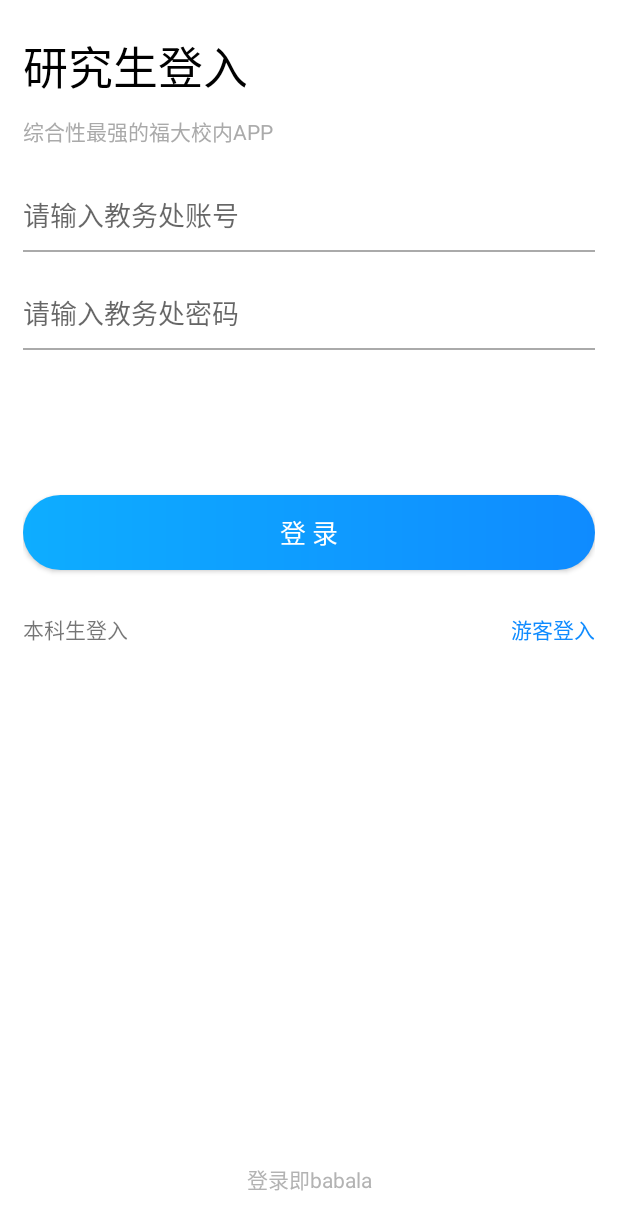
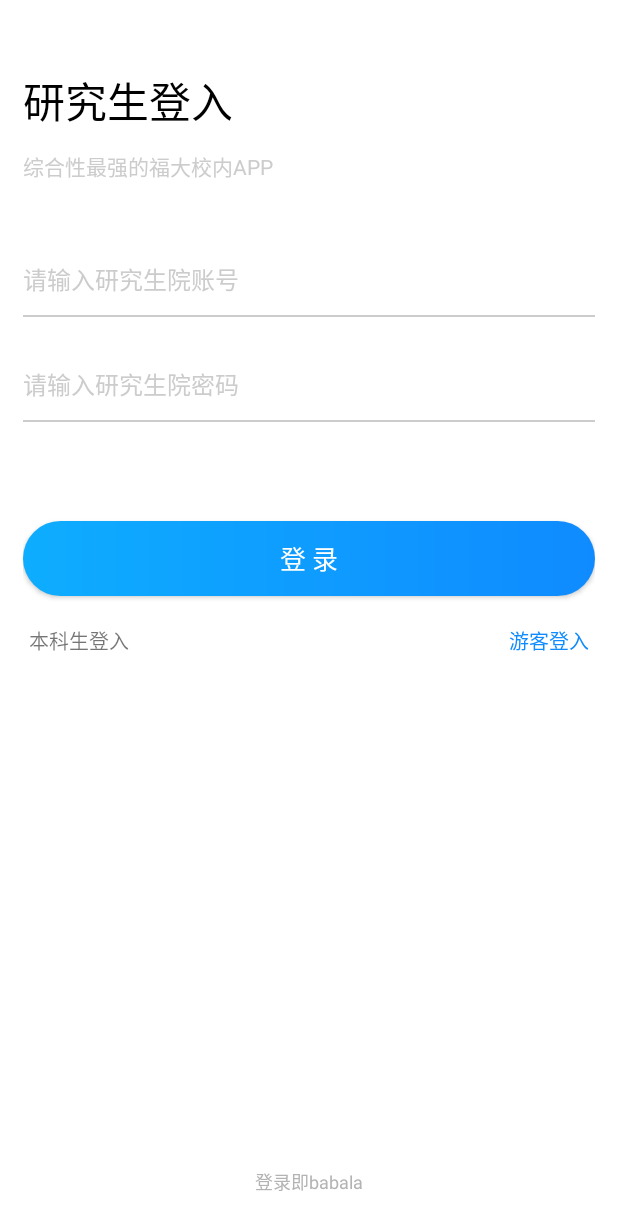
Before and after one commit to qiaozhiling/LastOrder, an Android app: the screen it shows after launch (LoginActivity), after a tap on "研究生登入", on a phone screen of 412 x 824 dp. Shown: the top 1230 px of the screen. Run offline under Robolectric (Android 15) with nearby library versions, the phone set to English and light mode, and no system bars.

Commit message:
优化登入界面显示

```diff
--- a/app/build.gradle
+++ b/app/build.gradle
@@ -71,5 +71,4 @@ dependencies {
     implementation 'com.github.bumptech.glide:glide:4.9.0'
     kapt 'com.github.bumptech.glide:compiler:4.9.0'
 
-
 }
--- a/app/src/main/java/com/qzl/lun6/ui/fragment/my/MyFragment.kt
+++ b/app/src/main/java/com/qzl/lun6/ui/fragment/my/MyFragment.kt
@@ -6,7 +6,6 @@ import android.view.LayoutInflater
 import android.view.View
 import android.view.ViewGroup
 import com.qzl.lun6.R
-
 
 class MyFragment : Fragment() {
 
--- a/app/src/main/java/com/qzl/lun6/ui/myviews/LoginEditGroup.kt
+++ b/app/src/main/java/com/qzl/lun6/ui/myviews/LoginEditGroup.kt
@@ -38,7 +38,7 @@ class LoginEditGroup(context: Context, attrs: AttributeSet?, defStyleAttr: Int)
         codeImageView = view.findViewById(R.id.iv_code_group)
     }
 
-    fun setCodImage(image: Bitmap) {
+    fun setCodeImage(image: Bitmap) {
         codeImageView.setImageBitmap(image)
     }
 
@@ -48,11 +48,15 @@ class LoginEditGroup(context: Context, attrs: AttributeSet?, defStyleAttr: Int)
 
         if (typeFlag) {
             type.text = "本科生登入"
+            user.hint="请输入教务处账号"
+            paswd.hint="请输入教务处密码"
             code.visibility = View.VISIBLE
             codeImageView.visibility = View.VISIBLE
 
         } else {
             type.text = "研究生登入"
+            user.hint="请输入研究生院账号"
+            paswd.hint="请输入研究生院密码"
             code.visibility = View.GONE
             codeImageView.visibility = View.GONE
 
--- a/app/src/main/res/drawable/edit_background.xml
+++ b/app/src/main/res/drawable/edit_background.xml
@@ -7,7 +7,7 @@
             <solid android:color="@color/white"/>
             <stroke
                 android:width="1dp"
-                android:color="#AAAAAA"/>
+                android:color="@color/hintGray"/>
         </shape>
     </item>
 </layer-list>
--- a/app/src/main/res/layout/activity_login.xml
+++ b/app/src/main/res/layout/activity_login.xml
@@ -10,7 +10,7 @@
     <com.qzl.lun6.ui.myviews.LoginEditGroup
         android:id="@+id/loginEditGroup"
         android:layout_width="match_parent"
-        android:layout_height= "wrap_content"
+        android:layout_height="wrap_content"
         app:layout_constraintBottom_toBottomOf="parent"
         app:layout_constraintEnd_toEndOf="parent"
         app:layout_constraintHorizontal_bias="0.021"
@@ -31,23 +31,27 @@
         app:layout_constraintEnd_toEndOf="parent"
         app:layout_constraintStart_toStartOf="parent"
         app:layout_constraintTop_toBottomOf="@+id/loginEditGroup"
-        app:layout_constraintVertical_bias="0.159" />
+        app:layout_constraintVertical_bias="0.1" />
 
     <RelativeLayout
         android:id="@+id/linearLayout_in_group"
         android:layout_width="match_parent"
         android:layout_height="wrap_content"
         app:layout_constraintBottom_toBottomOf="parent"
+        app:layout_constraintEnd_toEndOf="parent"
+        android:paddingStart="4dp"
+        android:paddingEnd="4dp"
+        app:layout_constraintStart_toStartOf="parent"
         app:layout_constraintTop_toBottomOf="@+id/btm_login"
-        app:layout_constraintVertical_bias="0.07"
-        tools:layout_editor_absoluteX="3dp">
+        app:layout_constraintVertical_bias="0.05">
 
         <TextView
             android:id="@+id/tv_change_login"
             android:layout_width="wrap_content"
             android:layout_height="wrap_content"
             android:layout_alignParentStart="true"
-            android:text="研究生登入" />
+            android:text="研究生登入"
+            android:textSize="13sp" />
 
         <TextView
             android:id="@+id/tv_visitor_login"
@@ -55,7 +59,8 @@
             android:layout_height="wrap_content"
             android:layout_alignParentEnd="true"
             android:text="游客登入"
-            android:textColor="@color/appPrimeColor" />
+            android:textColor="@color/appPrimeColor"
+            android:textSize="13sp" />
 
     </RelativeLayout>
 
@@ -65,6 +70,7 @@
         android:layout_height="wrap_content"
         android:text="登录即babala"
         android:textColor="#B3B3B3"
+        android:textSize="12sp"
         app:layout_constraintBottom_toBottomOf="parent"
         app:layout_constraintEnd_toEndOf="parent"
         app:layout_constraintStart_toStartOf="parent"
--- a/app/src/main/res/layout/login_edit_group.xml
+++ b/app/src/main/res/layout/login_edit_group.xml
@@ -8,24 +8,26 @@
         android:id="@+id/tv1_login_group"
         android:layout_width="wrap_content"
         android:layout_height="wrap_content"
-        android:layout_marginTop="5dp"
+        android:layout_marginTop="30dp"
         android:text="本科生登录"
         android:textColor="@color/black"
-        android:textSize="30sp" />
+        android:textSize="28sp" />
 
     <TextView
         android:id="@+id/tv2_login_group"
-        android:layout_marginTop="10dp"
+        android:layout_marginTop="12dp"
         android:layout_width="wrap_content"
         android:layout_height="wrap_content"
         android:text="综合性最强的福大校内APP"
-        android:textColor="#AAAAAA" />
+        android:textColor="@color/hintGray" />
 
     <EditText
+        android:textSize="16sp"
+        android:textColorHint="@color/hintGray"
         android:id="@+id/edit_user_login_group"
         android:layout_width="match_parent"
         android:layout_height="50dp"
-        android:layout_marginTop="20dp"
+        android:layout_marginTop="40dp"
         android:autofillHints="password"
         android:background="@drawable/edit_background"
         android:hint="请输入教务处账号"
@@ -33,10 +35,12 @@
         android:textCursorDrawable="@drawable/edit_cursor" />
 
     <EditText
+        android:textSize="16sp"
+        android:textColorHint="@color/hintGray"
         android:id="@+id/edit_paswd_login_group"
         android:layout_width="match_parent"
         android:layout_height="50dp"
-        android:layout_marginTop="15dp"
+        android:layout_marginTop="20dp"
         android:autofillHints="password"
         android:background="@drawable/edit_background"
         android:hint="请输入教务处密码"
@@ -44,13 +48,15 @@
 
 
     <LinearLayout
+        android:textSize="16sp"
         android:id="@+id/linearLayout_code_group"
         android:layout_width="match_parent"
         android:layout_height="wrap_content"
-        android:layout_marginTop="15dp"
+        android:layout_marginTop="20dp"
         android:orientation="horizontal">
 
         <EditText
+            android:textColorHint="@color/hintGray"
             android:id="@+id/edit_code_login_group"
             android:layout_width="0dp"
             android:layout_height="50dp"
--- a/app/src/main/res/values/colors.xml
+++ b/app/src/main/res/values/colors.xml
@@ -8,4 +8,5 @@
     <color name="black">#FF000000</color>
     <color name="white">#FFFFFFFF</color>
     <color name="appPrimeColor">#0f8bff</color>
+    <color name="hintGray">#CCCCCC</color>
 </resources>
```
Also changed, not shown: app/src/main/java/com/qzl/lun6/ui/LoginEditGroup.kt (deleted, +0 -91 lines), app/src/main/java/com/qzl/lun6/ui/MyViewPager.kt (deleted, +0 -35 lines), app/src/main/java/com/qzl/lun6/ui/MyViewPagerAdapter.kt (deleted, +0 -25 lines), app/src/main/java/com/qzl/lun6/ui/myviews/MyViewPager.kt (deleted, +0 -35 lines), app/src/main/java/com/qzl/lun6/ui/myviews/MyViewPagerAdapter.kt (deleted, +0 -25 lines), app/src/main/res/navigation/nav_navigation.xml (deleted, +0 -27 lines).
